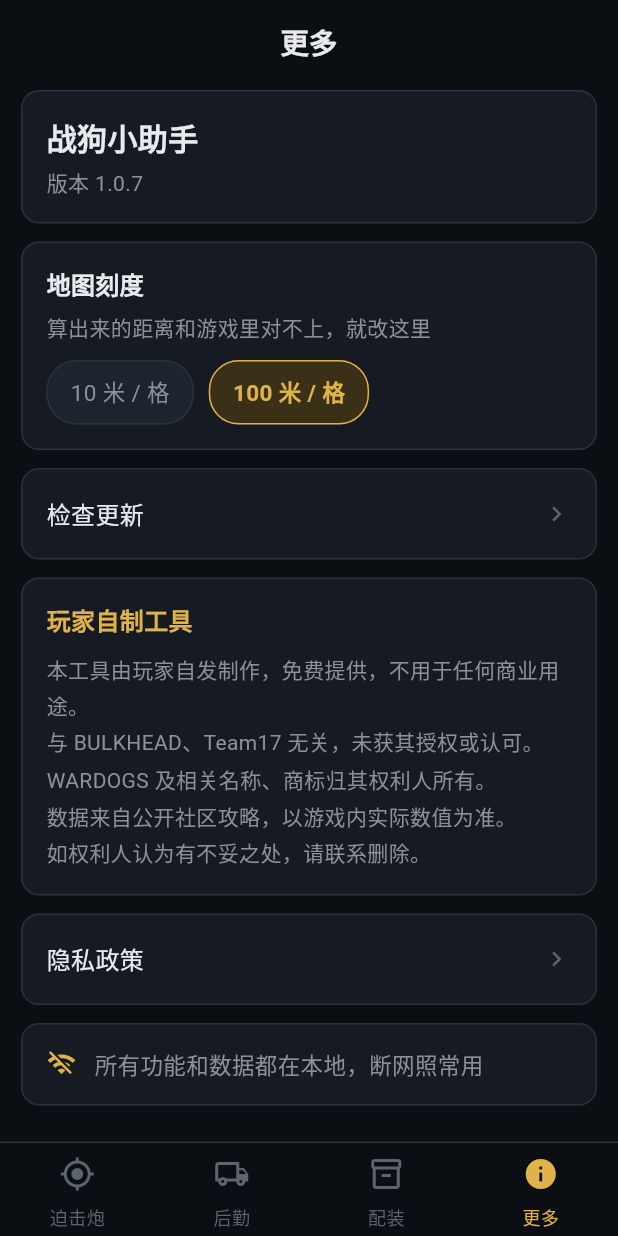
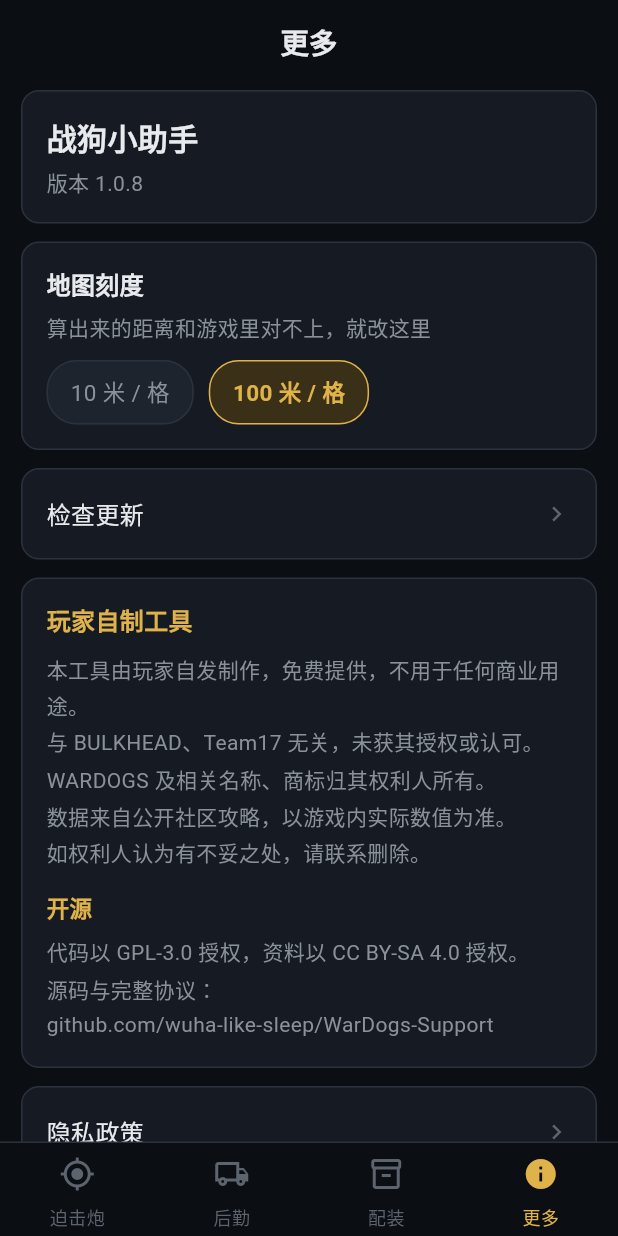
Before and after one commit to wuha-like-sleep/WarDogs-Support, a Flutter app: the screen it shows after launch, item 4 of the bottom bar chosen, on a phone screen of 412 x 824 dp. Run offline on Flutter 3.47's test engine with Material 3 defaults, Android fonts, the phone set to English and light mode, and no system bars; our stand-ins replace shared_preferences.

Commit message:
换协议：代码 GPL-3.0，数据 CC BY-SA 4.0；正式包开启混淆
授权
- 代码从 MIT 换成 GPL-3.0。MIT 允许闭源商用，抄走的成本接近零；
  GPL 下谁用了这里的代码，他自己的项目也得开源
- 数据单独用 CC BY-SA 4.0（LICENSE-DATA）。真正花功夫的是那份
  交叉验证过的资料 —— 哪些数字可信、哪些存疑、为什么某把枪整块留空。
  公式二十行谁都能推，这份判断不能
- 按 GPL 第 7 条附加 App Store 例外。GPL 的分发条款与 Apple 服务条款
  存在公认冲突，历史上有项目因此被下架。没有这条，一封投诉就能让 App 消失
- App 内加开源声明并给出源码地址：GPL 的义务，也让扒皮重打包的版本更显眼

混淆
- 新增 tool/release.sh：混淆打包 + 导出符号表 + 归档 + 核验，一步到位。
  手敲命令迟早漏掉 --split-debug-info，漏了当时看不出来，
  等线上崩了才发现栈读不懂
- 核验会检查签名、权限、符号表数量，并抽查混淆是否真的生效 ——
  加了参数不等于起作用

顺带修掉脚本自己的一个洞：核验步骤缺 JAVA_HOME，apksigner 静默失败，
那一步什么都不输出却照样「通过」。

火炮枚举的持久化改用写死的 storageKey，不再用 .name。
.name 返回声明标识符，混淆后可能被重命名，升级一次用户的选择就静默丢失。

```diff
--- a/lib/ballistics.dart
+++ b/lib/ballistics.dart
@@ -19,10 +19,15 @@ const double kGridMeters = 100.0;
 /// 火炮类型。射程不同，同一组坐标对 L81 打不到、对 SPH-2 可能正好。
 /// 射程是社区实测口径，官方没公布过。
 enum Artillery {
-  l81('L81 迫击炮', 132, 684),
-  sph2('SPH-2 自行火炮', 780, 2629);
+  l81('l81', 'L81 迫击炮', 132, 684),
+  sph2('sph2', 'SPH-2 自行火炮', 780, 2629);
 
-  const Artillery(this.label, this.minRange, this.maxRange);
+  const Artillery(this.storageKey, this.label, this.minRange, this.maxRange);
+
+  /// 存本地用的键。**不要改用 .name** —— 那返回的是声明标识符，
+  /// 开了 --obfuscate 之后可能被重命名，升级一次用户的选择就没了，
+  /// 而且不报错、看不出来。这里写死一个字符串，混淆碰不到它。
+  final String storageKey;
 
   final String label;
   final int minRange;
--- a/lib/data/store.dart
+++ b/lib/data/store.dart
@@ -180,14 +180,14 @@ class Store {
     final sp = await SharedPreferences.getInstance();
     final name = sp.getString(_kArtillery);
     return Artillery.values.firstWhere(
-      (a) => a.name == name,
+      (a) => a.storageKey == name,
       orElse: () => Artillery.l81,
     );
   }
 
   static Future<void> saveArtillery(Artillery a) async {
     final sp = await SharedPreferences.getInstance();
-    await sp.setString(_kArtillery, a.name);
+    await sp.setString(_kArtillery, a.storageKey);
   }
 
   static Future<int> loadStep() async {
--- a/lib/data/updater.dart
+++ b/lib/data/updater.dart
@@ -3,7 +3,7 @@ import 'dart:convert';
 import 'dart:io';
 
 /// 当前版本，发版时改这里（要和 pubspec.yaml 的 version 一致）
-const String kAppVersion = '1.0.7';
+const String kAppVersion = '1.0.8';
 
 /// App Store 的应用编号。iOS 走商店更新，不走 GitHub。
 const String kAppStoreId = '6812643556';
--- a/lib/screens/more_screen.dart
+++ b/lib/screens/more_screen.dart
@@ -193,6 +193,21 @@ class _MoreScreenState extends State<MoreScreen> {
                   '如权利人认为有不妥之处，请联系删除。',
                   style: TextStyle(color: C.textDim, fontSize: 14, height: 1.7),
                 ),
+                SizedBox(height: 14),
+                // GPL 要求让使用者知道协议、并且拿得到源码。
+                // 写在这里既是履约，也让被扒皮重打包的版本更显眼。
+                Text('开源',
+                    style: TextStyle(
+                        color: C.gold,
+                        fontSize: 15,
+                        fontWeight: FontWeight.w600)),
+                SizedBox(height: 7),
+                Text(
+                  '代码以 GPL-3.0 授权，资料以 CC BY-SA 4.0 授权。\n'
+                  '源码与完整协议：\n'
+                  'github.com/wuha-like-sleep/WarDogs-Support',
+                  style: TextStyle(color: C.textDim, fontSize: 14, height: 1.7),
+                ),
               ],
             ),
           ),
--- a/pubspec.yaml
+++ b/pubspec.yaml
@@ -16,7 +16,7 @@ publish_to: 'none' # Remove this line if you wish to publish to pub.dev
 # https://developer.apple.com/library/archive/documentation/General/Reference/InfoPlistKeyReference/Articles/CoreFoundationKeys.html
 # In Windows, build-name is used as the major, minor, and patch parts
 # of the product and file versions while build-number is used as the build suffix.
-version: 1.0.7+9
+version: 1.0.8+10
 
 environment:
   sdk: ^3.11.5
```
Also changed, not shown: 6 other files.
